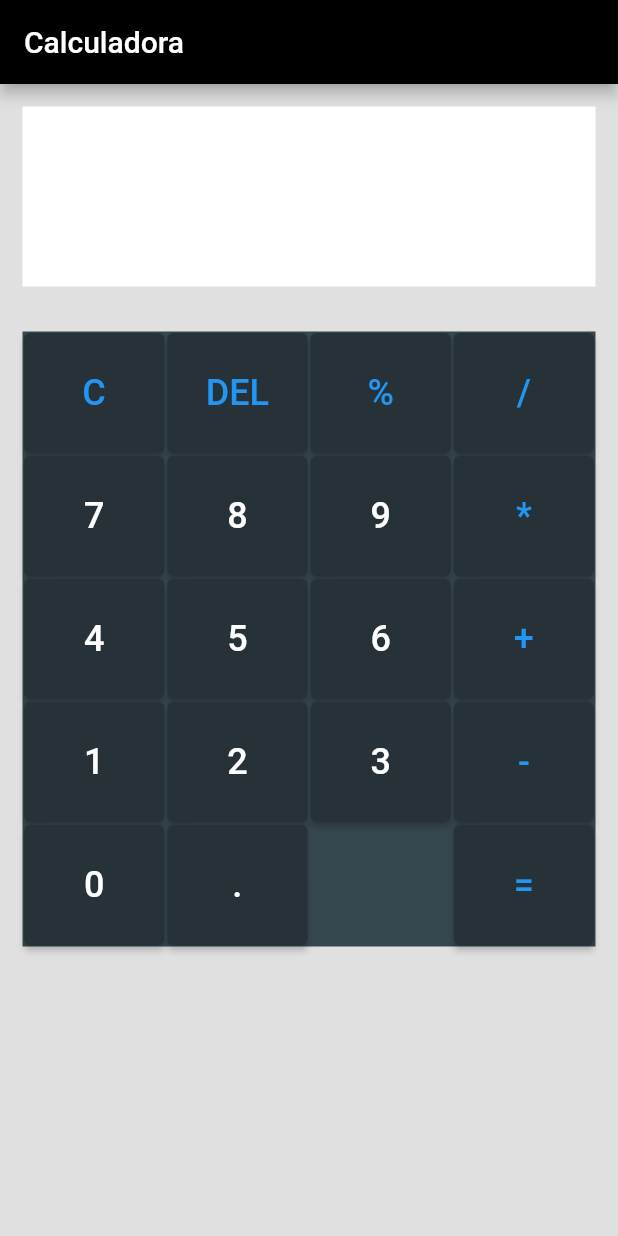
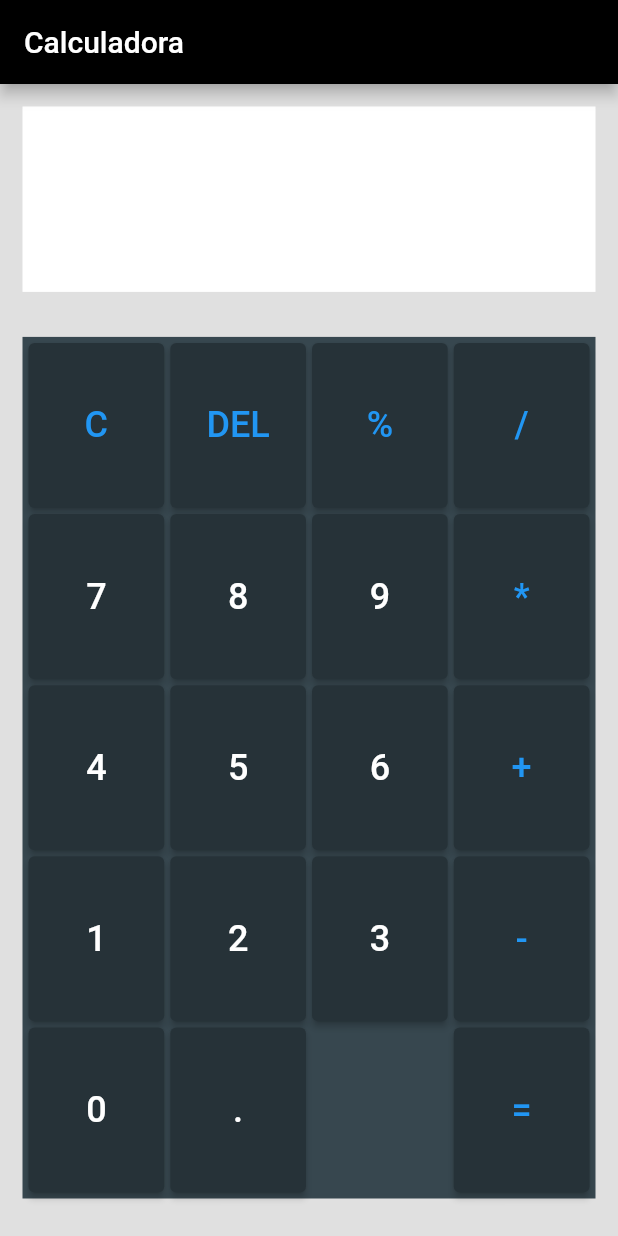
Before and after one commit to claudiostocco/flutter-calculator, a Flutter app: the screen it shows after launch, on a phone screen of 412 x 824 dp. Run offline on Flutter 3.47's test engine with Material 2 defaults, Android fonts, the phone set to English and light mode, and no system bars.

Commit message:
Ajustes de alinhamento e tamanhos.

```diff
--- a/lib/pages/home.dart
+++ b/lib/pages/home.dart
@@ -1,6 +1,6 @@
 import 'package:calculator/consts/consts.dart';
-import 'package:calculator/widgets/KeyPad.dart';
-import 'package:calculator/widgets/Visor.dart';
+import 'package:calculator/widgets/keyPad.dart';
+import 'package:calculator/widgets/visor.dart';
 import 'package:flutter/material.dart';
 
 class HomePage extends StatefulWidget {
@@ -101,8 +101,13 @@ class _HomePageState extends State<HomePage> {
       body: Center(
         child: Column(
           children: <Widget>[
-            Visor(visorDisplay),
-            KeyPad(_buttomPressed),
+            Expanded(
+              child: Visor(visorDisplay),
+            ),
+            Expanded(
+              flex: 4,
+              child: KeyPad(_buttomPressed),
+            ),
           ],
         ),
       ),
--- a/lib/widgets/Button.dart
+++ b/lib/widgets/Button.dart
@@ -2,7 +2,7 @@ import 'package:calculator/consts/consts.dart';
 import 'package:flutter/material.dart';
 
 class Button extends StatelessWidget {
-  Button(this.button, this.method, {Key? key}) : super(key: key);
+  const Button(this.button, this.method, {Key? key}) : super(key: key);
 
   final String button;
   final Function(String) method;
@@ -15,12 +15,13 @@ class Button extends StatelessWidget {
       return button == ''
           ? const SizedBox(
               //width: 98,
-            )
+              )
           : ElevatedButton(
               style: ButtonStyle(
                 backgroundColor: MaterialStateProperty.all<Color>(Colors.blueGrey.shade900),
+
                 //fixedSize: MaterialStateProperty.all<Size>(const Size(98, 98)),
-                fixedSize: MaterialStateProperty.all<Size>(const Size(0, 80)),
+//                fixedSize: MaterialStateProperty.all<Size>(const Size(0, 80)),
               ),
               onPressed: () => method(button),
               child: Text(
@@ -34,7 +35,7 @@ class Button extends StatelessWidget {
     }
 
     return Container(
-      padding: const EdgeInsets.all(1),
+      padding: const EdgeInsets.all(2),
       child: _button(),
     );
   }
--- a/lib/widgets/KeyPad.dart
+++ b/lib/widgets/KeyPad.dart
@@ -1,7 +1,7 @@
 import 'package:flutter/material.dart';
 
 import 'package:calculator/consts/consts.dart';
-import 'package:calculator/widgets/RowButtons.dart';
+import 'package:calculator/widgets/rowButtons.dart';
 
 class KeyPad extends StatelessWidget {
   KeyPad(this.method, {Key? key}) : super(key: key);
@@ -17,8 +17,9 @@ class KeyPad extends StatelessWidget {
   @override
   Widget build(BuildContext context) {
     return Container(
-      margin: const EdgeInsets.all(15),
-      width: 400,
+      margin: const EdgeInsets.fromLTRB(15, 15, 15, 25),
+      padding: const EdgeInsets.all(2),
+//      width: 400,
       color: Colors.blueGrey[800],
       child: Column(
         children: [
--- a/lib/widgets/RowButtons.dart
+++ b/lib/widgets/RowButtons.dart
@@ -1,4 +1,4 @@
-import 'package:calculator/widgets/Button.dart';
+import 'package:calculator/widgets/button.dart';
 import 'package:flutter/material.dart';
 
 class RowButtons extends StatelessWidget {
@@ -9,6 +9,14 @@ class RowButtons extends StatelessWidget {
 
   @override
   Widget build(BuildContext context) {
-    return Row(children: buttons.map<Widget>((button) => Expanded(child: Button(button, method),)).toList());
+    return Expanded(
+      child: Row(
+          crossAxisAlignment: CrossAxisAlignment.stretch,
+          children: buttons
+              .map<Widget>((button) => Expanded(
+                    child: Button(button, method),
+                  ))
+              .toList()),
+    );
   }
 }
--- a/lib/widgets/Visor.dart
+++ b/lib/widgets/Visor.dart
@@ -11,8 +11,8 @@ class Visor extends StatelessWidget {
         alignment: Alignment.centerRight,
         margin: const EdgeInsets.all(15),
         padding: const EdgeInsets.all(10),
-        width: 400,
-        height: 120,
+//        width: 400,
+//        height: 120,
         color: Colors.white,
         child: Text(
           contents,
```
